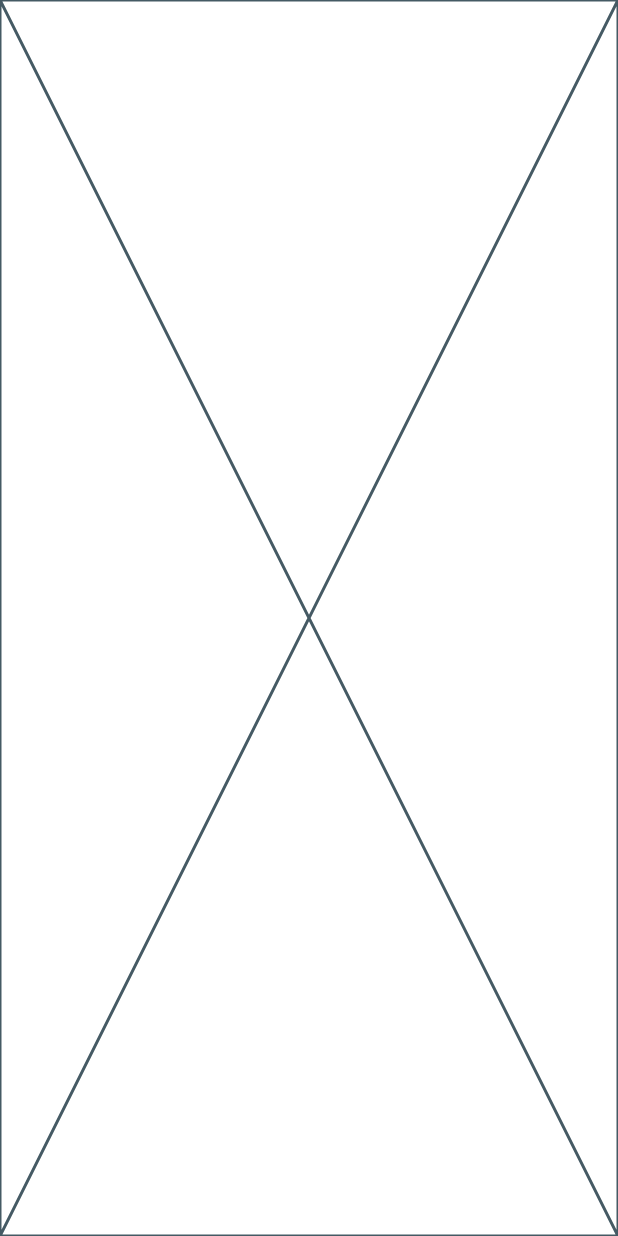
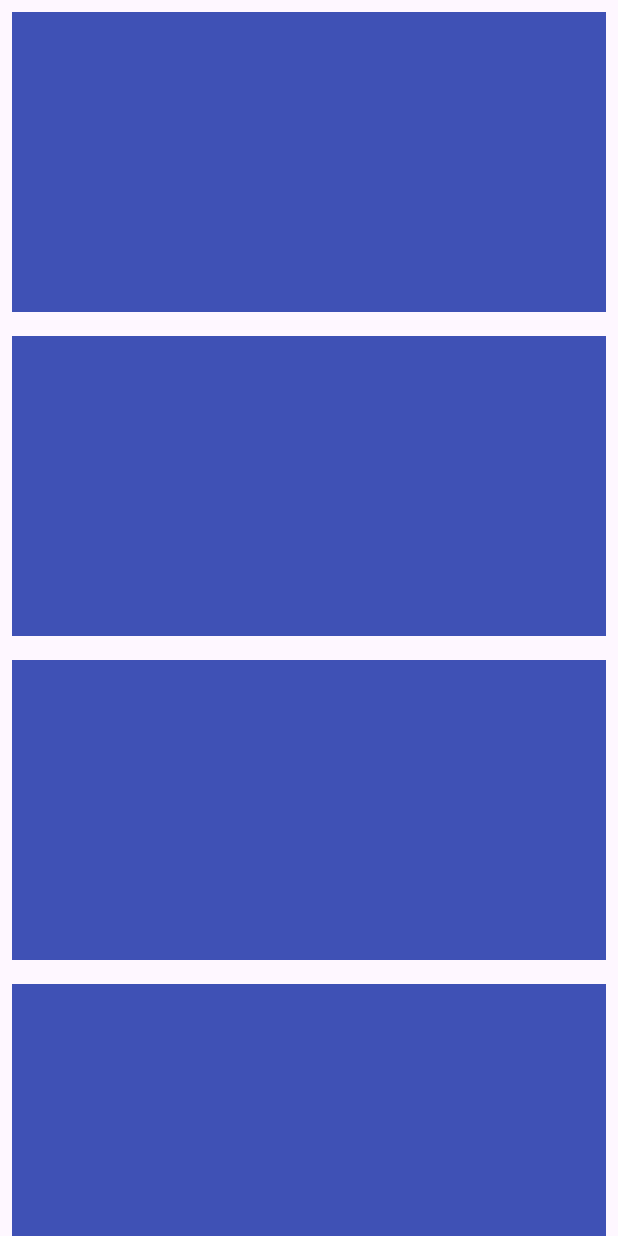
Before and after one commit to kazaliika/portofolio, a Flutter app: the screen it shows after launch, after a tap on the "add chart" icon, on a phone screen of 412 x 824 dp. Run offline on Flutter 3.47's test engine with Material 3 defaults, Android fonts, the phone set to English and light mode, and no system bars.

Commit message:
menambahkan Layout builder dan generate constraints pada floating action button add story

```diff
--- a/lib/ui/add_story_screen.dart
+++ b/lib/ui/add_story_screen.dart
@@ -5,6 +5,35 @@ class AddStoryScreen extends StatelessWidget {
 
   @override
   Widget build(BuildContext context) {
-    return const Placeholder();
+    return Scaffold(
+      body: LayoutBuilder(
+         builder: (BuildContext context, constraints){
+           if (constraints.maxWidth < 600){
+             return ListView(
+               children: _generateConstraints(),
+             );
+           } else if (constraints.maxWidth < 900) {
+             return GridView.count(
+                 crossAxisCount: 2,
+             children: _generateConstraints(),
+             );
+           } else {
+             return GridView.count(
+                 crossAxisCount: 6,
+             children: _generateConstraints(),
+             );
+           }
+         })
+      );
+  }
+
+  List<Widget> _generateConstraints() {
+    return List<Widget>.generate(10, (index) {
+      return Container(
+        margin: EdgeInsets.all(8),
+        color: Colors.indigo,
+        height: 200,
+      );
+    });
   }
 }
```
